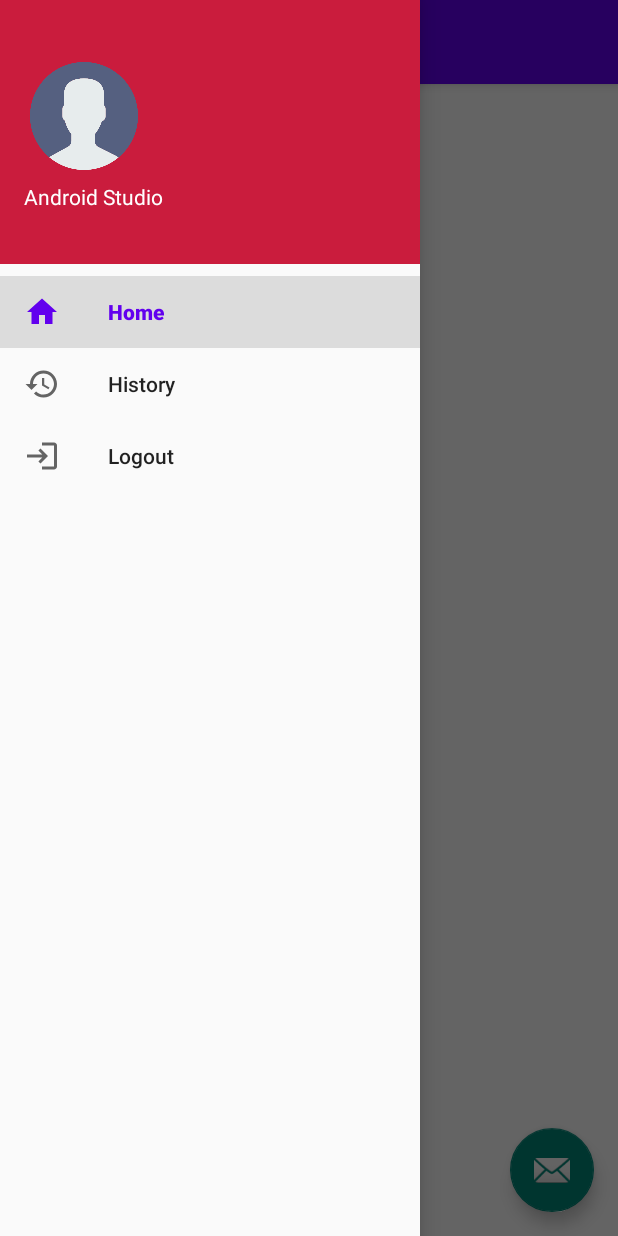
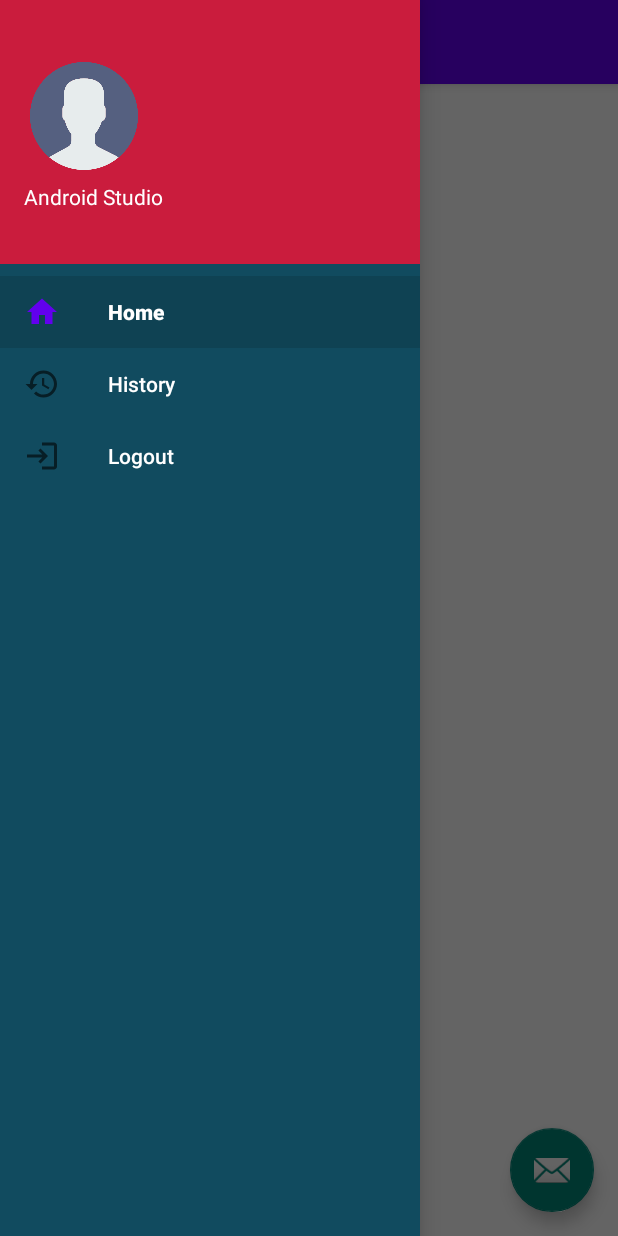
Before and after one commit to abdullah599/FoodDonation, an Android app: the ReceiverDashboard screen opened directly, with no data from a screen before it, with the side drawer open, on a phone screen of 412 x 824 dp. Run offline under Robolectric (Android 15) with nearby library versions, the phone set to English and light mode, and no system bars; our stand-ins replace Firebase (no records; nobody signed in at launch, a user with empty details on screens opened directly), navigation-ui; 1 statement that could not run was skipped.

Commit message:
Minor Changes

```diff
--- a/app/src/main/res/drawable/ic_baseline_history_24.xml
+++ b/app/src/main/res/drawable/ic_baseline_history_24.xml
@@ -3,7 +3,7 @@
     android:height="24dp"
     android:viewportWidth="24"
     android:viewportHeight="24"
-    android:tint="?attr/colorControlNormal">
+    android:tint="@color/white">
   <path
       android:fillColor="@android:color/white"
       android:pathData="M13,3c-4.97,0 -9,4.03 -9,9L1,12l3.89,3.89 0.07,0.14L9,12L6,12c0,-3.87 3.13,-7 7,-7s7,3.13 7,7 -3.13,7 -7,7c-1.93,0 -3.68,-0.79 -4.94,-2.06l-1.42,1.42C8.27,19.99 10.51,21 13,21c4.97,0 9,-4.03 9,-9s-4.03,-9 -9,-9zM12,8v5l4.28,2.54 0.72,-1.21 -3.5,-2.08L13.5,8L12,8z"/>
--- a/app/src/main/res/drawable/ic_baseline_home_24.xml
+++ b/app/src/main/res/drawable/ic_baseline_home_24.xml
@@ -3,7 +3,7 @@
     android:height="24dp"
     android:viewportWidth="24"
     android:viewportHeight="24"
-    android:tint="?attr/colorControlNormal">
+    android:tint="@color/white">
   <path
       android:fillColor="@android:color/white"
       android:pathData="M10,20v-6h4v6h5v-8h3L12,3 2,12h3v8z"/>
--- a/app/src/main/res/drawable/ic_baseline_login_24.xml
+++ b/app/src/main/res/drawable/ic_baseline_login_24.xml
@@ -3,7 +3,7 @@
     android:height="24dp"
     android:viewportWidth="24"
     android:viewportHeight="24"
-    android:tint="?attr/colorControlNormal">
+    android:tint="#ffff">
   <path
       android:fillColor="@android:color/white"
       android:pathData="M11,7L9.6,8.4l2.6,2.6H2v2h10.2l-2.6,2.6L11,17l5,-5L11,7zM20,19h-8v2h8c1.1,0 2,-0.9 2,-2V5c0,-1.1 -0.9,-2 -2,-2h-8v2h8V19z"/>
--- a/app/src/main/res/drawable/ic_menu_camera.xml
+++ b/app/src/main/res/drawable/ic_menu_camera.xml
@@ -4,9 +4,9 @@
     android:viewportWidth="24.0"
     android:viewportHeight="24.0">
     <path
-        android:fillColor="#FF000000"
+        android:fillColor="#FFffff"
         android:pathData="M12,12m-3.2,0a3.2,3.2 0,1 1,6.4 0a3.2,3.2 0,1 1,-6.4 0" />
     <path
-        android:fillColor="#FF000000"
+        android:fillColor="#FFffff"
         android:pathData="M9,2L7.17,4H4c-1.1,0 -2,0.9 -2,2v12c0,1.1 0.9,2 2,2h16c1.1,0 2,-0.9 2,-2V6c0,-1.1 -0.9,-2 -2,-2h-3.17L15,2H9zm3,15c-2.76,0 -5,-2.24 -5,-5s2.24,-5 5,-5 5,2.24 5,5 -2.24,5 -5,5z" />
 </vector>
--- a/app/src/main/res/drawable/ic_menu_gallery.xml
+++ b/app/src/main/res/drawable/ic_menu_gallery.xml
@@ -4,6 +4,6 @@
     android:viewportWidth="24.0"
     android:viewportHeight="24.0">
     <path
-        android:fillColor="#FF000000"
+        android:fillColor="#FFffff"
         android:pathData="M22,16V4c0,-1.1 -0.9,-2 -2,-2H8c-1.1,0 -2,0.9 -2,2v12c0,1.1 0.9,2 2,2h12c1.1,0 2,-0.9 2,-2zm-11,-4l2.03,2.71L16,11l4,5H8l3,-4zM2,6v14c0,1.1 0.9,2 2,2h14v-2H4V6H2z" />
 </vector>
--- a/app/src/main/res/layout/activity_donor_dashboard.xml
+++ b/app/src/main/res/layout/activity_donor_dashboard.xml
@@ -17,6 +17,9 @@
     <com.google.android.material.navigation.NavigationView
         android:id="@+id/nav_view"
         android:layout_width="wrap_content"
+        android:backgroundTint="@color/background"
+        app:itemTextColor="@color/white"
+
         android:layout_height="match_parent"
         android:layout_gravity="start"
         android:fitsSystemWindows="true"
--- a/app/src/main/res/layout/activity_receiver_dashboard.xml
+++ b/app/src/main/res/layout/activity_receiver_dashboard.xml
@@ -20,6 +20,8 @@
         android:layout_height="match_parent"
         android:layout_gravity="start"
         android:fitsSystemWindows="true"
+        app:itemTextColor="@color/white"
+        android:backgroundTint="@color/background"
         app:headerLayout="@layout/nav_header_receiver_dashboard"
         app:menu="@menu/activity_receiver_dashboard_drawer" />
 </androidx.drawerlayout.widget.DrawerLayout>
```
Also changed, not shown: app/src/main/res/drawable/ic_menu_slideshow.xml (deleted, +0 -9 lines).
